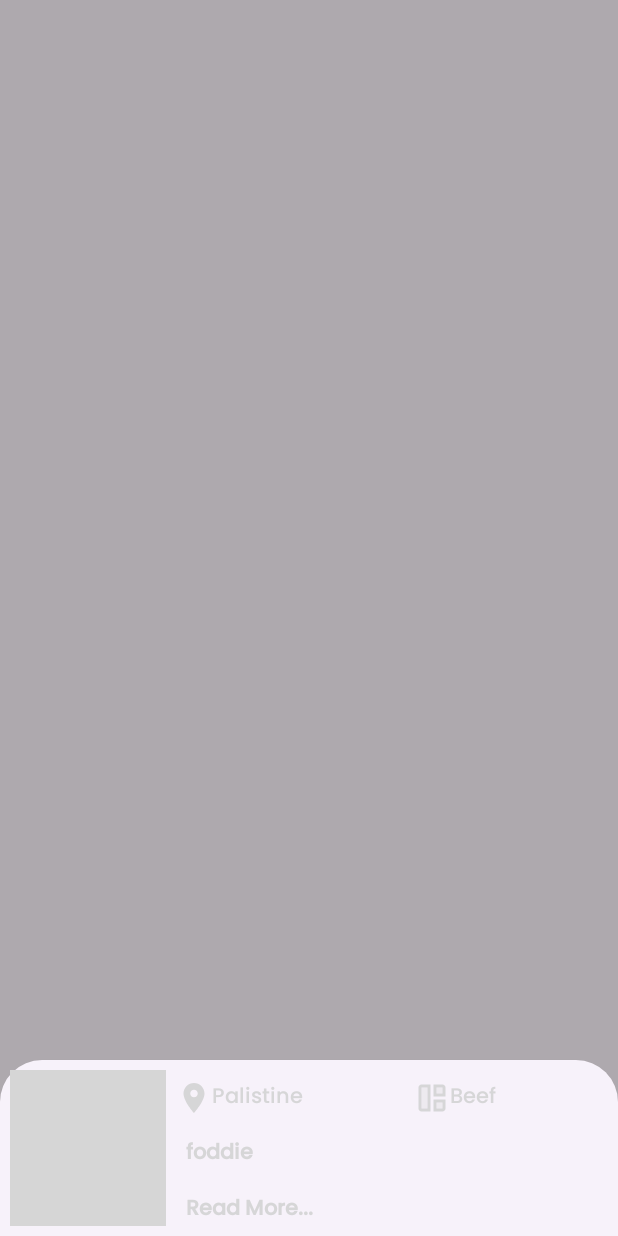
After one commit to kaustub1234/EasyFood, an Android app: the fragment MealDescBottomSheetFragment placed in its activity, on a phone screen of 412 x 824 dp. The commit adds this screen. Run offline under Robolectric (Android 15) with nearby library versions, the phone set to English and light mode, and no system bars; our stand-ins replace sdp/ssp sizes; pictures from the network do not load; 3 statements that could not run were skipped; grey boxes are pictures that could not be loaded.

Commit message:
BottomSheet Short Desc of mealDetails implementation

```diff
--- a/app/src/main/java/com/example/easyfood/Adapters/PopularItemAdapter.kt
+++ b/app/src/main/java/com/example/easyfood/Adapters/PopularItemAdapter.kt
@@ -2,25 +2,33 @@ package com.example.easyfood.Adapters
 
 import android.view.LayoutInflater
 import android.view.ViewGroup
+import android.widget.AdapterView.OnItemClickListener
 import androidx.recyclerview.widget.RecyclerView
 import com.bumptech.glide.Glide
 import com.example.easyfood.databinding.PopularItemBinding
 import com.example.easyfood.pojo.MealsByCategory
 
-class PopularItemAdapter(): RecyclerView.Adapter<PopularItemAdapter.PopularItemViewHolder>() {
+class PopularItemAdapter() : RecyclerView.Adapter<PopularItemAdapter.PopularItemViewHolder>() {
     private var mealList = ArrayList<MealsByCategory>()
     lateinit var onItemClickListener: ((MealsByCategory) -> Unit)
+    var onLongItemClickListener: ((MealsByCategory) -> Unit)? = null
 
-    fun setMeals(mealsList: ArrayList<MealsByCategory>)
-    {
+    fun setMeals(mealsList: ArrayList<MealsByCategory>) {
         this.mealList = mealsList;
         notifyDataSetChanged()
     }
 
-    class PopularItemViewHolder(val binding:PopularItemBinding):RecyclerView.ViewHolder(binding.root)
+    class PopularItemViewHolder(val binding: PopularItemBinding) :
+        RecyclerView.ViewHolder(binding.root)
 
     override fun onCreateViewHolder(parent: ViewGroup, viewType: Int): PopularItemViewHolder {
-        return PopularItemViewHolder(PopularItemBinding.inflate(LayoutInflater.from(parent.context), parent, false))
+        return PopularItemViewHolder(
+            PopularItemBinding.inflate(
+                LayoutInflater.from(parent.context),
+                parent,
+                false
+            )
+        )
 
     }
 
@@ -33,8 +41,13 @@ class PopularItemAdapter(): RecyclerView.Adapter<PopularItemAdapter.PopularItemV
             .load(mealList.get(position).strMealThumb)
             .into(holder.binding.imgPopularMealItem)
 
-        holder.itemView.setOnClickListener{
+        holder.itemView.setOnClickListener {
             onItemClickListener.invoke(mealList.get(position))
+        }
+
+        holder.itemView.setOnLongClickListener{
+            onLongItemClickListener?.invoke(mealList[position])
+            true
         }
     }
 }
--- a/app/src/main/java/com/example/easyfood/fragments/HomeFragment.kt
+++ b/app/src/main/java/com/example/easyfood/fragments/HomeFragment.kt
@@ -60,6 +60,7 @@ class HomeFragment : Fragment() {
 
         onRandomMealClicked();
         onPopularItemClicked();
+        onPopularItemLongClicked()
         onCategoryClicked();
         return binding.root;
     }
@@ -92,6 +93,12 @@ class HomeFragment : Fragment() {
             intent.putExtra(MEAL_NAME, it.strMeal)
             intent.putExtra(MEAL_THUMB, it.strMealThumb)
             startActivity(intent)
+        }
+    }
+    private fun onPopularItemLongClicked() {
+        popularItemAdapter.onLongItemClickListener = {
+            val mealDescBottomSheetFragment = MealDescBottomSheetFragment.newInstance(it.idMeal)
+            mealDescBottomSheetFragment.show(childFragmentManager, "Meal Info")
         }
     }
 
--- /dev/null
+++ b/app/src/main/java/com/example/easyfood/fragments/MealDescBottomSheetFragment.kt
@@ -0,0 +1,74 @@
+package com.example.easyfood.fragments
+
+import android.os.Bundle
+import androidx.fragment.app.Fragment
+import android.view.LayoutInflater
+import android.view.View
+import android.view.ViewGroup
+import com.bumptech.glide.Glide
+import com.example.easyfood.R
+import com.example.easyfood.activities.MainActivity
+import com.example.easyfood.databinding.FragmentCategoriesBinding
+import com.example.easyfood.databinding.FragmentMealDescBottomSheetBinding
+import com.example.easyfood.viewModel.HomeViewModel
+import com.google.android.material.bottomsheet.BottomSheetDialogFragment
+
+private const val MEAL_ID = "PARAM1"
+
+class MealDescBottomSheetFragment : BottomSheetDialogFragment() {
+    private var mealId: String? = null
+    private lateinit var binding: FragmentMealDescBottomSheetBinding;
+    private lateinit var viewModel: HomeViewModel;
+
+    companion object {
+        fun newInstance(mealId: String): MealDescBottomSheetFragment =
+            MealDescBottomSheetFragment().apply {
+                arguments = Bundle().apply {
+                    putString(MEAL_ID, mealId)
+                }
+            }
+    }
+
+    override fun onCreate(savedInstanceState: Bundle?) {
+        super.onCreate(savedInstanceState)
+
+        arguments?.let {
+            mealId = it.getString(MEAL_ID)
+        }
+    }
+
+    override fun onCreateView(
+        inflater: LayoutInflater, container: ViewGroup?,
+        savedInstanceState: Bundle?
+    ): View? {
+        // Inflate the layout for this fragment
+        binding = FragmentMealDescBottomSheetBinding.inflate(inflater, container, false)
+        viewModel = (activity as MainActivity).viewModel
+
+        mealId?.let {
+            viewModel.getMealById(it)
+        }
+
+        observeBottomSheetMeal();
+
+        return binding.root
+    }
+
+    private fun onBottomSheetDialogClicked()
+    {
+        binding.mealDetailsButtomSheet.setOnClickListener{
+
+        }
+    }
+
+    private fun observeBottomSheetMeal() {
+        viewModel.observeBottomSheetMealDetailsLiveData().observe(viewLifecycleOwner) { meal ->
+            Glide.with(this)
+                .load(meal.strMealThumb)
+                .into(binding.mealImage)
+
+            binding.mealLoactionTv.text = meal.strCategory;
+            binding.mealNameTv.text = meal.strMeal
+        }
+    }
+}
--- a/app/src/main/java/com/example/easyfood/viewModel/HomeViewModel.kt
+++ b/app/src/main/java/com/example/easyfood/viewModel/HomeViewModel.kt
@@ -22,6 +22,7 @@ class HomeViewModel(private val mealDataBase: MealDataBase):ViewModel() {
     private var randomMealLiveData = MutableLiveData<Meal>()
     private var popularItemsLiveData = MutableLiveData<List<MealsByCategory>>();
     private var categoriesLiveData = MutableLiveData<List<Category>>();
+    private var bottomSheetMealDetailsLiveData = MutableLiveData<Meal>();
     private val TAG = javaClass.kotlin.simpleName;
     private var favouriteMealsLive = mealDataBase.mealDAO().getAllMeals();
 
@@ -57,6 +58,24 @@ class HomeViewModel(private val mealDataBase: MealDataBase):ViewModel() {
             }
 
             override fun onFailure(call: Call<CategoryList>, t: Throwable) {
+                Log.d(TAG, t.message.toString())
+            }
+        })
+    }
+
+    fun getMealById(id:String)
+    {
+        RetrofitInstance.api.getMealDetails(id).enqueue(object:Callback<MealList>{
+            override fun onResponse(call: Call<MealList>, response: Response<MealList>) {
+                if (response.body() != null) {
+                    val meal:Meal = response.body()!!.meals.first()
+                    bottomSheetMealDetailsLiveData.value= meal;
+                } else {
+                    return;
+                }
+            }
+
+            override fun onFailure(call: Call<MealList>, t: Throwable) {
                 Log.d(TAG, t.message.toString())
             }
         })
@@ -111,4 +130,6 @@ class HomeViewModel(private val mealDataBase: MealDataBase):ViewModel() {
     {
         return favouriteMealsLive;
     }
+
+    fun observeBottomSheetMealDetailsLiveData():LiveData<Meal> = bottomSheetMealDetailsLiveData;
 }
--- /dev/null
+++ b/app/src/main/res/layout/fragment_meal_desc_bottom_sheet.xml
@@ -0,0 +1,81 @@
+<?xml version="1.0" encoding="utf-8"?>
+<androidx.constraintlayout.widget.ConstraintLayout xmlns:android="http://schemas.android.com/apk/res/android"
+    android:id="@+id/mealDetailsButtomSheet"
+    xmlns:app="http://schemas.android.com/apk/res-auto"
+    xmlns:tools="http://schemas.android.com/tools"
+    android:layout_width="match_parent"
+    android:layout_height="wrap_content"
+    tools:context=".fragments.MealDescBottomSheetFragment">
+
+    <!-- TODO: Update blank fragment layout -->
+    <ImageView
+        android:id="@+id/mealImage"
+        android:layout_width="@dimen/_80sdp"
+        android:layout_height="@dimen/_80sdp"
+        android:layout_margin="@dimen/_5sdp"
+        android:scaleType="centerCrop"
+        android:src="@color/accent"
+        app:layout_constraintBottom_toBottomOf="parent"
+        app:layout_constraintStart_toStartOf="parent"
+        app:layout_constraintTop_toTopOf="parent" />
+
+    <LinearLayout
+        android:id="@+id/mealDetailsLinearLayout"
+        android:layout_width="0dp"
+        android:layout_height="wrap_content"
+        android:layout_margin="@dimen/_5sdp"
+        android:orientation="horizontal"
+        app:layout_constraintEnd_toEndOf="parent"
+        app:layout_constraintStart_toEndOf="@+id/mealImage"
+        app:layout_constraintTop_toTopOf="@+id/mealImage">
+
+        <TextView
+            android:id="@+id/mealLoactionTv"
+            android:layout_width="wrap_content"
+            android:layout_height="wrap_content"
+            android:layout_weight="1"
+            android:drawableStart="@drawable/ic_loaction"
+            android:drawableTint="@color/g_black"
+            android:fontFamily="@font/myfont"
+            android:text="Palistine"
+            android:textColor="@color/g_black" />
+
+        <TextView
+            android:id="@+id/categoryTv"
+            android:layout_width="wrap_content"
+            android:layout_height="wrap_content"
+            android:layout_weight="1"
+            android:drawableStart="@drawable/ic_categories"
+            android:drawableTint="@color/g_black"
+            android:fontFamily="@font/myfont"
+            android:text="Beef"
+            android:textColor="@color/g_black" />
+    </LinearLayout>
+
+    <TextView
+        android:id="@+id/mealNameTv"
+        android:layout_width="wrap_content"
+        android:layout_height="wrap_content"
+        android:layout_marginTop="@dimen/_10sdp"
+        android:layout_marginStart="@dimen/_5sdp"
+        android:fontFamily="@font/myfont"
+        android:text="foddie"
+        android:textColor="@color/g_black"
+        android:textStyle="bold"
+        app:layout_constraintStart_toStartOf="@+id/mealDetailsLinearLayout"
+        app:layout_constraintTop_toBottomOf="@+id/mealDetailsLinearLayout" />
+
+    <TextView
+        android:id="@+id/readMoreTv"
+        android:layout_width="wrap_content"
+        android:layout_height="wrap_content"
+        android:layout_marginTop="@dimen/_10sdp"
+        android:fontFamily="@font/myfont"
+        android:text="Read More..."
+        android:textColor="@color/g_black"
+        android:textStyle="bold"
+        app:layout_constraintStart_toStartOf="@+id/mealNameTv"
+        app:layout_constraintTop_toBottomOf="@+id/mealNameTv" />
+
+
+</androidx.constraintlayout.widget.ConstraintLayout>
```
